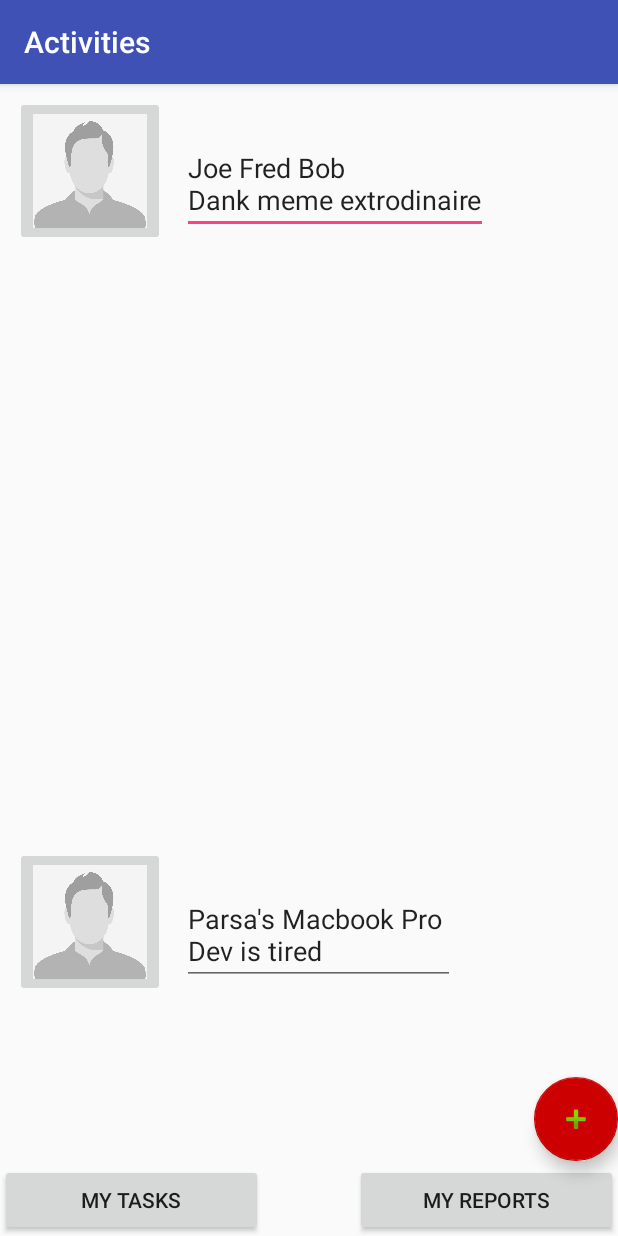
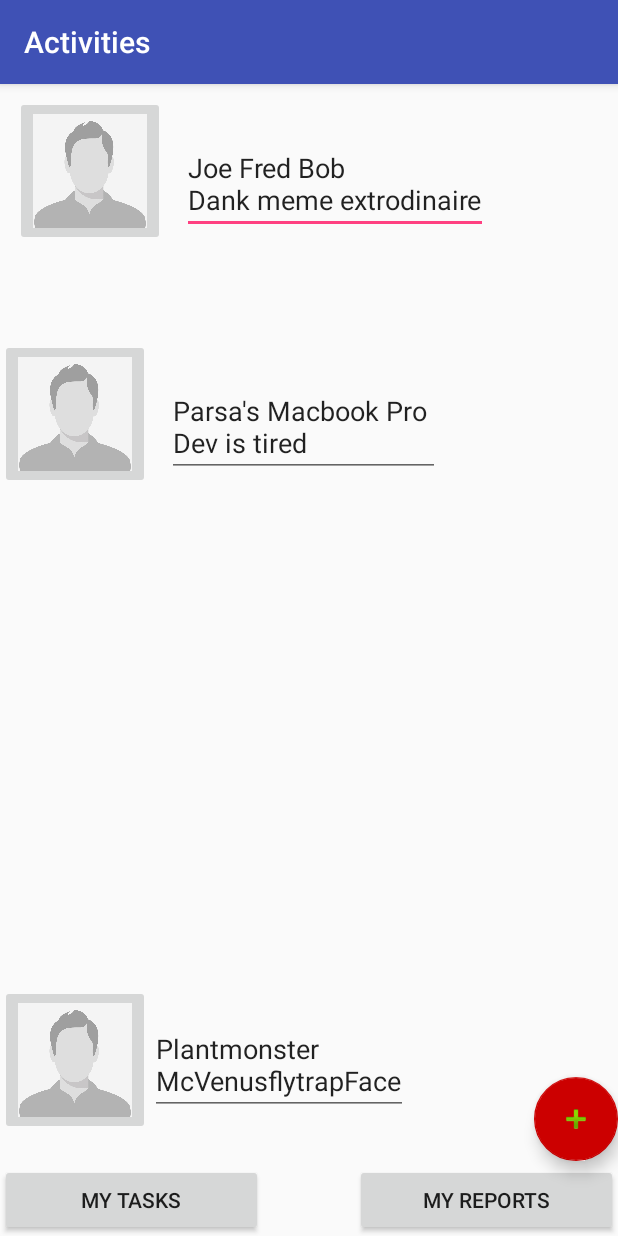
Before and after one commit to brianfu/TeamCSSS-Enactus, an Android app: the report screen opened directly, with no data from a screen before it, on a phone screen of 412 x 824 dp. Run offline under Robolectric (Android 15) with nearby library versions, the light colour scheme and no system bars.

Commit message:
3rd imgbtn

```diff
--- a/HACKtion/app/src/main/res/layout/content_report.xml
+++ b/HACKtion/app/src/main/res/layout/content_report.xml
@@ -50,6 +50,8 @@
         android:layout_marginTop="8dp"
         android:scaleType="fitCenter"
         app:srcCompat="@drawable/profile_pic" />
+
+    <!-- layout_alignBottom below makes everything work-->
     <EditText
         android:layout_width="wrap_content"
         android:layout_height="wrap_content"
@@ -67,10 +69,10 @@
         android:layout_height="100dp"
         android:scaleType="fitCenter"
         app:srcCompat="@drawable/profile_pic"
-        android:layout_marginBottom="111dp"
-        android:layout_above="@+id/myTasks"
-        android:layout_alignLeft="@+id/imageButton1"
-        android:layout_alignStart="@+id/imageButton1" />
+        android:layout_marginTop="62dp"
+        android:layout_below="@+id/imageButton1"
+        android:layout_alignParentLeft="true"
+        android:layout_alignParentStart="true" />
     <EditText
         android:layout_width="wrap_content"
         android:layout_height="wrap_content"
@@ -82,5 +84,25 @@
         android:id="@+id/edit2"
         android:layout_marginStart="11dp"
         android:layout_marginBottom="8dp" />
+    <ImageButton
+        android:id="@+id/imageButton3"
+        android:layout_width="100dp"
+        android:layout_height="100dp"
+        android:scaleType="fitCenter"
+        app:srcCompat="@drawable/profile_pic"
+        android:layout_above="@+id/myTasks"
+        android:layout_alignLeft="@+id/imageButton2"
+        android:layout_alignStart="@+id/imageButton2"
+        android:layout_marginBottom="19dp" />
+    <EditText
+        android:layout_width="wrap_content"
+        android:layout_height="wrap_content"
+        android:text="Plantmonster \nMcVenusflytrapFace"
+        android:id="@+id/edit3"
+        android:layout_marginBottom="13dp"
+        android:layout_alignBottom="@+id/imageButton3"
+        android:layout_toRightOf="@+id/imageButton3"
+        android:layout_toEndOf="@+id/imageButton3" />
+
 
 </RelativeLayout>
```
